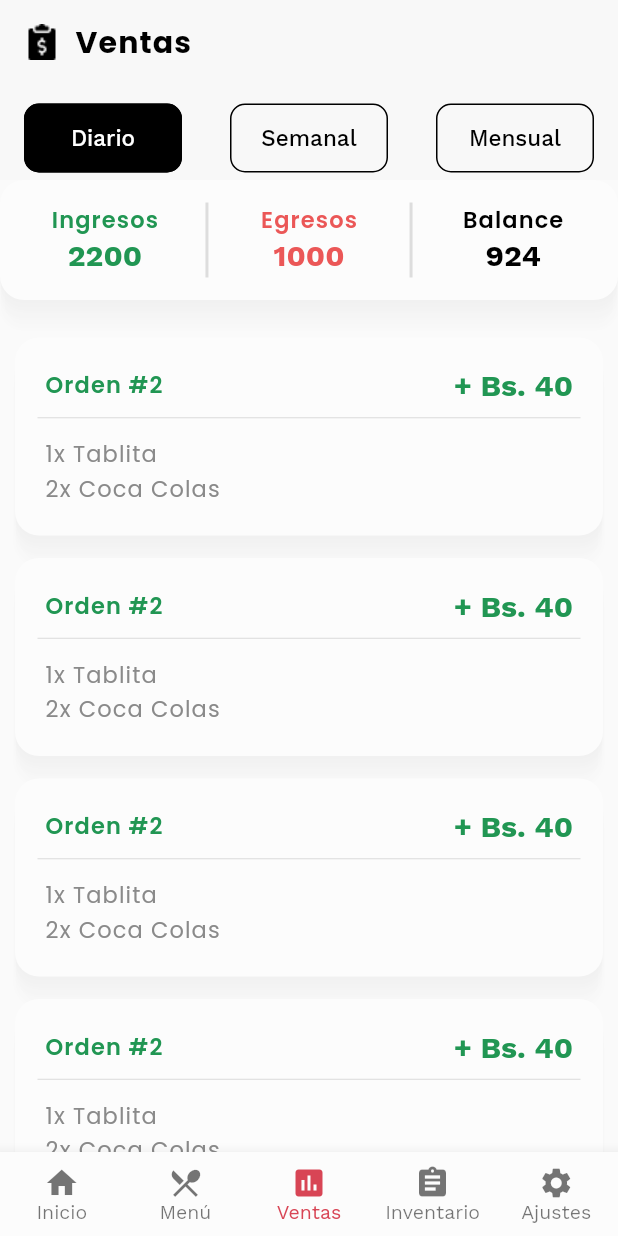
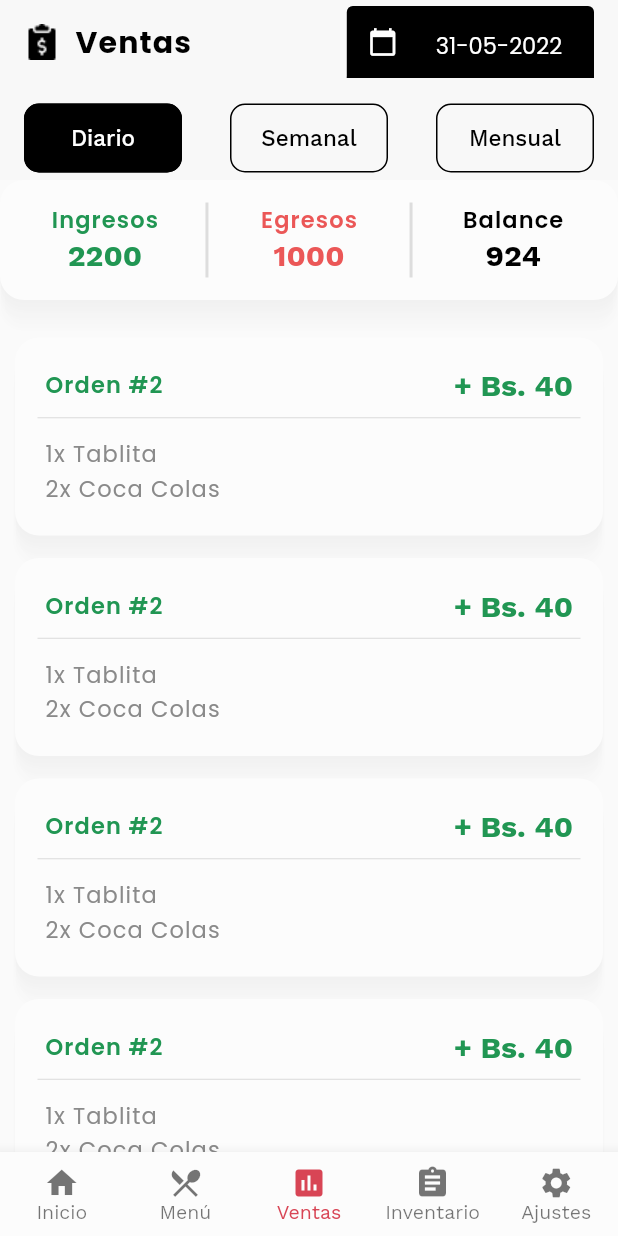
Before and after one commit to 4CROS2/app_restaurant_management, a Flutter app: the screen it shows after launch, item 3 of the bottom bar chosen, on a phone screen of 412 x 824 dp. Run offline on Flutter 3.47's test engine with Material 2 defaults, Android fonts, the phone set to English and light mode, and no system bars; our stand-ins replace flutter_spinbox, flutter_svg; network calls fail; project files that could hold a hidden picture were left out.

Commit message:
Añadir calendario en ventas ## Botón de calendario en ventas

```diff
--- a/lib/sales/screens/sales_sreen.dart
+++ b/lib/sales/screens/sales_sreen.dart
@@ -11,16 +11,18 @@ class SalesScreen extends StatefulWidget {
 }
 
 class _SalesScreenState extends State<SalesScreen> {
-  // var current = DateFormat("dd MMM yyyy", 'es_ES')
-  //     .format(DateTime.parse(DateTime.now().toString()))
-  //     .replaceAll(".", "");
-  // final TextEditingController _dateController = TextEditingController();
+  @override
+  void initState() {
+    super.initState();
+  }
 
-  void getNacionalByDate(BuildContext context, String date) {
-    // final provider = Provider.of<ArchivosWebProvider>(context, listen: false);
-    // provider.date = int.parse(_convertToIntDate(date)).toString();
-    // provider.loadSections();
-  }
+  final TextEditingController _dateController = TextEditingController();
+
+  // void getNacionalByDate(BuildContext context, String date) {
+  //   // final provider = Provider.of<ArchivosWebProvider>(context, listen: false);
+  //   // provider.date = int.parse(_convertToIntDate(date)).toString();
+  //   // provider.loadSections();
+  // }
 
   Future<dynamic> fechaModal(BuildContext context) async {
     return await showDatePicker(
@@ -31,17 +33,16 @@ class _SalesScreenState extends State<SalesScreen> {
       lastDate: DateTime.now(),
       builder: (context, child) => Theme(
         data: ThemeData().copyWith(
-                cardColor: cardColor,
-                dialogBackgroundColor: cardColor,
           colorScheme: const ColorScheme.dark(
-                  primary: focusColor,
-                  surface: cardColor,
-                  // onPrimary: fontColordark,
-                  // onSurface: dark ? fontColordark : fontColor,
+            primary: primaryColor,
+            surface: primaryColor,
+            onPrimary: Colors.white,
+            onSurface: Colors.black,
           ),
         ),
         child: child!,
-            ));
+      ),
+    );
   }
 
   //Tab Bar
@@ -65,6 +66,9 @@ class _SalesScreenState extends State<SalesScreen> {
 
   @override
   Widget build(BuildContext context) {
+    DateTime now = DateTime.now();
+    String current = DateFormat('dd-MM-yyyy').format(now);
+
     return DefaultTabController(
       length: 3,
       child: Scaffold(
@@ -83,45 +87,49 @@ class _SalesScreenState extends State<SalesScreen> {
                   style: textStyleTitle,
                   textAlign: TextAlign.left,
                 ),
-                // SizedBox(
-                //   width: MediaQuery.of(context).size.width * 0.4,
-                //   child: TextFormField(
-                //     onTap: () async {
-                //       await fechaModal(context).then((value) {
-                //         if (value != null) {
-                //           setState(() {
-                //             _dateController.text =
-                //                 DateFormat("dd MMM yyyy", 'es_ES')
-                //                     .format(DateTime.parse(value.toString()))
-                //                     .replaceAll(".", "");
-                //           });
-                //           getNacionalByDate(context, value.toString());
-                //         }
-                //       });
-                //     },
-                //     style: const TextStyle(
-                //       fontFamily: "Lato",
-                //       fontSize: fontSizeSmall,
-                //     ),
-                //     controller: _dateController,
-                //     readOnly: true,
-                //     textAlign: TextAlign.center,
-                //     keyboardType: TextInputType.datetime,
-                //     decoration: InputDecoration(
-                //       suffixIcon: Container(
-                //           padding: const EdgeInsets.all(10),
-                //           child: const Icon(Icons.calendar_today)),
-                //       enabledBorder: InputBorder.none,
-                //       focusedBorder: InputBorder.none,
-                //       contentPadding: const EdgeInsets.only(top: 15),
-                //       hintText: current,
-                //       hintStyle: const TextStyle(
-                //           fontFamily: "Lato", fontSize: fontSizeSmall),
-                //       border: const UnderlineInputBorder(
-                //           borderSide: BorderSide.none),
-                //     ),
-                //   ),
-                // ),
+                const Spacer(),
+                SizedBox(
+                  width: MediaQuery.of(context).size.width * 0.4,
+                  child: TextFormField(
+                    onTap: () async {
+                      await fechaModal(context).then((value) {
+                        if (value != null) {
+                          setState(() {
+                            _dateController.text =
+                                DateFormat('dd-MM-yyyy').format(value);
+                          });
+                          //     // getNacionalByDate(context, value.toString());
+                        }
+                      });
+                    },
+                    style: const TextStyle(
+                      fontFamily: "Poppins",
+                      fontSize: fontSizeRegular,
+                      color: Colors.white,
+                    ),
+                    controller: _dateController,
+                    readOnly: true,
+                    textAlign: TextAlign.center,
+                    keyboardType: TextInputType.datetime,
+                    decoration: InputDecoration(
+                      fillColor: Colors.black,
+                      prefixIcon: Container(
+                        padding: const EdgeInsets.all(10),
+                        child: const Icon(Icons.calendar_today,
+                            size: 20, color: Colors.white),
+                      ),
+                      focusedBorder: InputBorder.none,
+                      contentPadding: const EdgeInsets.only(top: 15, right: 10),
+                      filled: true,
+                      isDense: true,
+                      hintText: current,
+                      hintStyle: const TextStyle(
+                          fontFamily: "Poppins",
+                          fontSize: fontSizeRegular,
+                          color: Colors.white),
+                    ),
+                  ),
+                ),
               ],
             ),
             bottom: TabBar(
```
Lines whose indentation alone changed are shown as unchanged.
